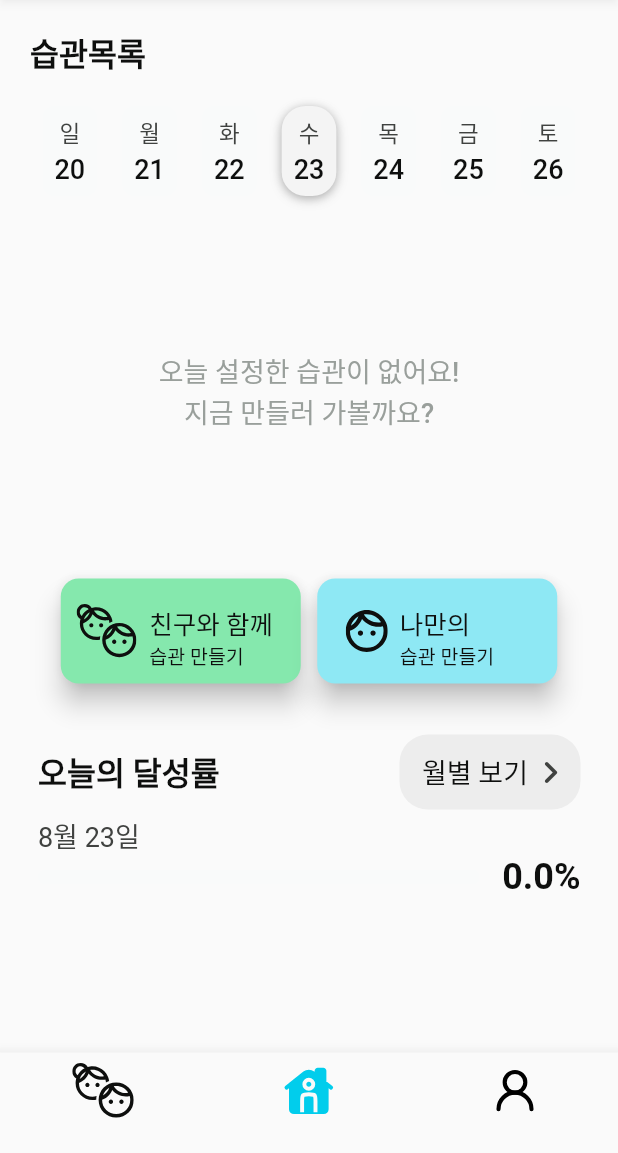
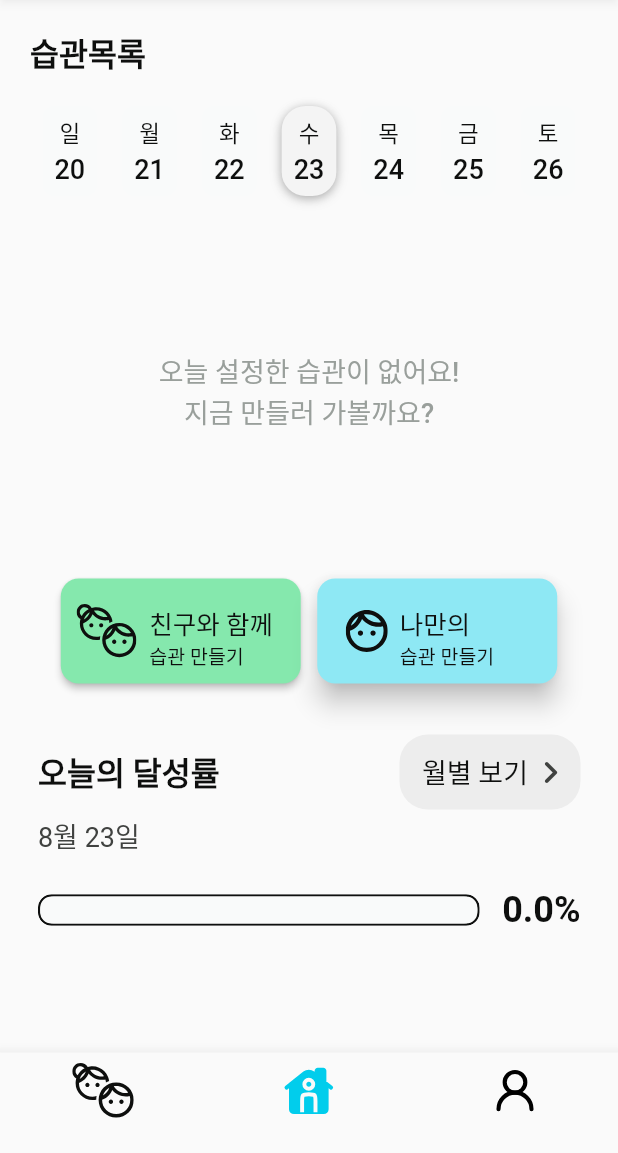
Before and after one commit to GwangjinJeong1/SODA_4TH_HAPIT, a Flutter app: the screen it shows after launch, on a phone screen of 412 x 824 dp, the part 83-1236 px from its top. Run offline on Flutter 3.47's test engine with Material 2 defaults, Android fonts, the phone set to English and light mode, and no system bars; drawn by our look-alikes of percent_indicator, table_calendar; our stand-ins replace cloud_firestore, firebase_core, flutter_svg; accounts and stored records are empty; Roboto replaces fonts that are missing (SpoqaHanSansNeo-Bold, SpoqaHanSansNeo-Medium, SpoqaHanSansNeo-Regular).

Commit message:
edit files

```diff
--- a/lib/components/textStyle.dart
+++ b/lib/components/textStyle.dart
@@ -35,7 +35,7 @@ class AppTextStyle {
   static TextStyle? body3 = const TextStyle(
       fontFamily: 'SpoqaHanSansNeo-Medium',
       fontSize: 15,
-      fontWeight: FontWeight.bold,
+      fontWeight: FontWeight.w500,
       color: Color(0xff0E0F0E),
       height: 1.2);
   static TextStyle? sub1 = const TextStyle(
@@ -47,10 +47,15 @@ class AppTextStyle {
       fontFamily: 'SpoqaHanSansNeo-Regular',
       fontSize: 15,
       fontWeight: FontWeight.w400,
-      color: Color(0xff404240));
+      color: Color(0xff0E0F0E));
   static TextStyle? sub3 = const TextStyle(
       fontFamily: 'SpoqaHanSansNeo-Medium',
       fontSize: 13,
       fontWeight: FontWeight.w500,
       color: Color(0xff0E0F0E));
+  static TextStyle? sub4 = const TextStyle(
+      fontFamily: 'SpoqaHanSansNeo-Regular',
+      fontSize: 13,
+      fontWeight: FontWeight.w400,
+      color: Color(0xff0E0F0E));
 }
--- a/lib/crud/set_time.dart
+++ b/lib/crud/set_time.dart
@@ -1,7 +1,7 @@
 import 'package:cloud_firestore/cloud_firestore.dart';
 import 'package:flutter/cupertino.dart';
 import 'package:flutter/material.dart';
-import 'package:soda_4th_hapit/components/textStyle.dart';
+import '../components/textStyle.dart';
 import 'dart:ui';
 import '../components/colors.dart';
 
@@ -121,8 +121,7 @@ class _TimePickerState extends State<TimePicker> {
               _hourController,
               (hour) {}),
           const SizedBox(width: 17),
-          const Text(':',
-              style: TextStyle(fontSize: 24, fontWeight: FontWeight.bold)),
+          Text(':', style: AppTextStyle.head1),
           const SizedBox(width: 7),
           buildCupertinoPicker(
               List.generate(60, (minute) => '$minute'.padLeft(2, '0')),
--- a/lib/main.dart
+++ b/lib/main.dart
@@ -19,7 +19,7 @@ class MyApp extends StatelessWidget {
   // This widget is the root of your application.
   @override
   Widget build(BuildContext context) {
-    return const MaterialApp(
+    return MaterialApp(
       debugShowCheckedModeBanner: false,
       title: 'Flutter Demo',
       home: HomeScreen(),
--- a/lib/page/home.dart
+++ b/lib/page/home.dart
@@ -1,7 +1,7 @@
 import 'package:cloud_firestore/cloud_firestore.dart';
 import 'package:flutter/material.dart';
 import 'package:flutter_svg/flutter_svg.dart';
-import 'package:soda_4th_hapit/components/colors.dart';
+import '../components/colors.dart';
 
 import 'tasks.dart';
 import '../components/textStyle.dart';
--- a/lib/page/tasks.dart
+++ b/lib/page/tasks.dart
@@ -88,7 +88,7 @@ class _TasksState extends State<Tasks> {
             },
           ),
           Container(
-            width: 375,
+            width: 380,
             height: 230,
             margin: const EdgeInsets.all(10.0),
             child: StreamBuilder<QuerySnapshot>(
@@ -116,9 +116,11 @@ class _TasksState extends State<Tasks> {
                 } else {
                   List<DocumentSnapshot> documents = snapshot.data!.docs;
                   _calculateCompletionRate(documents);
-                  return ListView(
-                    children:
-                        snapshot.data!.docs.map((DocumentSnapshot document) {
+                  return ListView.builder(
+                      itemCount: snapshot.data!.docs.length,
+                      itemBuilder: (context, index) {
+                        //snapshot.data!.docs.map((DocumentSnapshot document) {
+                        DocumentSnapshot document = snapshot.data!.docs[index];
                         Map<String, dynamic> data =
                             document.data()! as Map<String, dynamic>;
 
@@ -136,14 +138,14 @@ class _TasksState extends State<Tasks> {
                                   ? BoxShadow(
                                       color: Colors.black.withOpacity(0.25),
                                       blurRadius: 4.0,
-                                    offset: const Offset(
-                                        0, 4), // shadow direction: bottom right
+                                      offset: const Offset(0,
+                                          4), // shadow direction: bottom right
                                     )
                                   : BoxShadow(
                                       color: Colors.black.withOpacity(0.15),
                                       blurRadius: 4.0,
-                                    offset: const Offset(
-                                        0, 1), // shadow direction: bottom right
+                                      offset: const Offset(0,
+                                          1), // shadow direction: bottom right
                                     ),
                             ],
                           ),
@@ -152,7 +154,9 @@ class _TasksState extends State<Tasks> {
                               leading: Checkbox(
                                 value: data['isDone'],
                                 onChanged: (value) {
+                                  setState(() {
                                     data['isDone'] = value;
+                                  });
 
                                   isDone(document.id, value!);
 
@@ -171,6 +175,7 @@ class _TasksState extends State<Tasks> {
                               ),
                               title: Text(data['habitName'],
                                   style: TextStyle(
+                                      fontFamily: 'SpoqaHanSansNeo-Regular',
                                       fontSize: 18,
                                       fontWeight: FontWeight.w400,
                                       color: data['isDone']
@@ -190,8 +195,7 @@ class _TasksState extends State<Tasks> {
                             ),
                           ),
                         );
-                    }).toList(),
-                  );
+                      });
                 }
               },
             ),
@@ -353,7 +357,7 @@ class AddListButton extends StatelessWidget {
                   backgroundColor: AppColors.friendPlus,
                   shape: RoundedRectangleBorder(
                       borderRadius: BorderRadius.circular(12)),
-                    elevation: 7),
+                ),
                 child: Row(
                   children: [
                     ColorFiltered(
@@ -370,7 +374,7 @@ class AddListButton extends StatelessWidget {
                       crossAxisAlignment: CrossAxisAlignment.start,
                       children: [
                         Text('친구와 함께', style: AppTextStyle.sub1),
-                        Text('습관 만들기', style: AppTextStyle.sub3),
+                        Text('습관 만들기', style: AppTextStyle.sub4),
                       ],
                     ),
                   ],
@@ -406,7 +410,7 @@ class AddListButton extends StatelessWidget {
                       crossAxisAlignment: CrossAxisAlignment.start,
                       children: [
                         Text('나만의', style: AppTextStyle.sub1),
-                        Text('습관 만들기', style: AppTextStyle.sub3),
+                        Text('습관 만들기', style: AppTextStyle.sub4),
                       ],
                     ),
                   ],
@@ -441,7 +445,7 @@ class _CompletionRateState extends State<CompletionRate> {
               Text('오늘의 달성률', style: AppTextStyle.head3),
               const Spacer(),
               Padding(
-                padding: const EdgeInsets.only(left: 4, top: 4, bottom: 4),
+                padding: const EdgeInsets.only(top: 4, bottom: 4),
                 child: SizedBox(
                   child: ElevatedButton(
                     onPressed: () {
@@ -473,20 +477,32 @@ class _CompletionRateState extends State<CompletionRate> {
                   fontSize: 18,
                   fontWeight: FontWeight.w400,
                   color: Color(0xff404240))),
+          const SizedBox(height: 22),
           Row(
             children: [
               Expanded(
                 child: ClipRRect(
                   borderRadius: BorderRadius.circular(9),
+                  child: Container(
+                    decoration: BoxDecoration(
+                      borderRadius: BorderRadius.circular(9),
+                      border:
+                          Border.all(color: AppColors.buttonStroke, width: 1.5),
+                    ),
                     child: LinearPercentIndicator(
                       padding: EdgeInsets.zero,
                       percent: widget.ratio,
-                    lineHeight: 10,
+                      lineHeight: 18,
                       backgroundColor: AppColors.background1,
-                    progressColor: Colors.lightBlueAccent,
-
-                    // animation: true,
-                    // animationDuration: 1000,
+                      barRadius: const Radius.circular(9),
+                      linearGradient: LinearGradient(
+                          begin: Alignment.centerLeft,
+                          end: Alignment.centerRight,
+                          colors: [
+                            const Color(0xff78E1EF).withOpacity(0.4),
+                            const Color(0xff00E1FF).withOpacity(1)
+                          ]),
+                    ),
                   ),
                 ),
               ),
```
Also changed, not shown: lib/page/calendar.dart (+86 -38 lines), lib/page/month.dart (+60 -22 lines), pubspec.yaml (+11 -1 lines), public/images/test.dart (deleted), 1 other file. Lines whose indentation alone changed are shown as unchanged.
